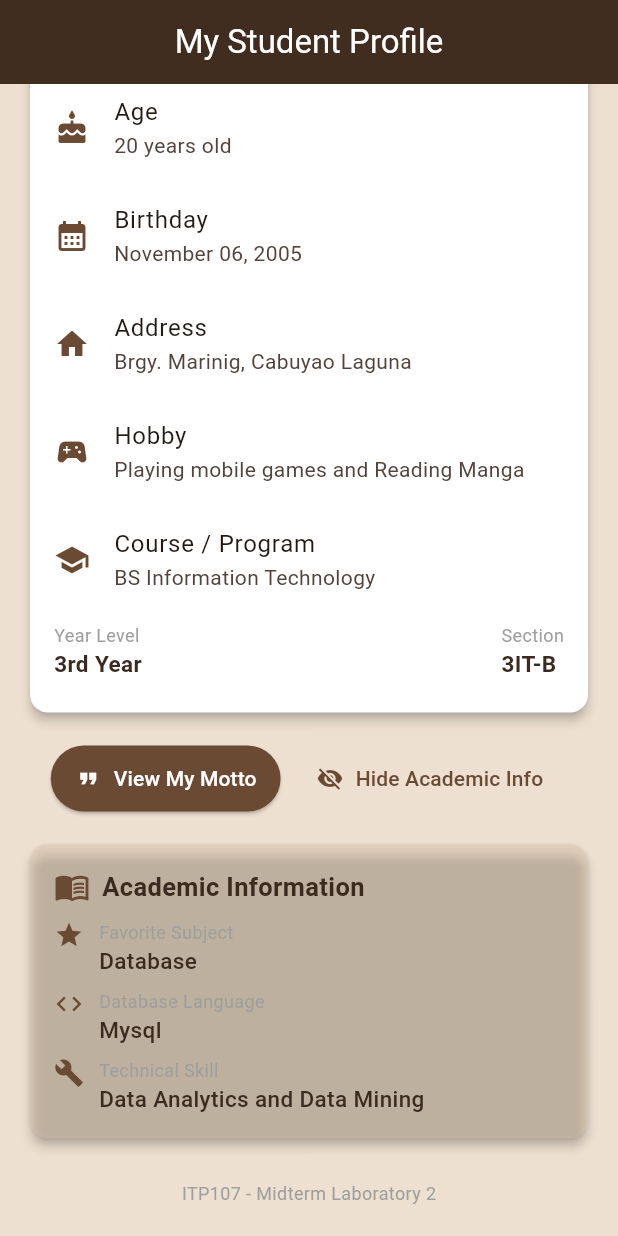
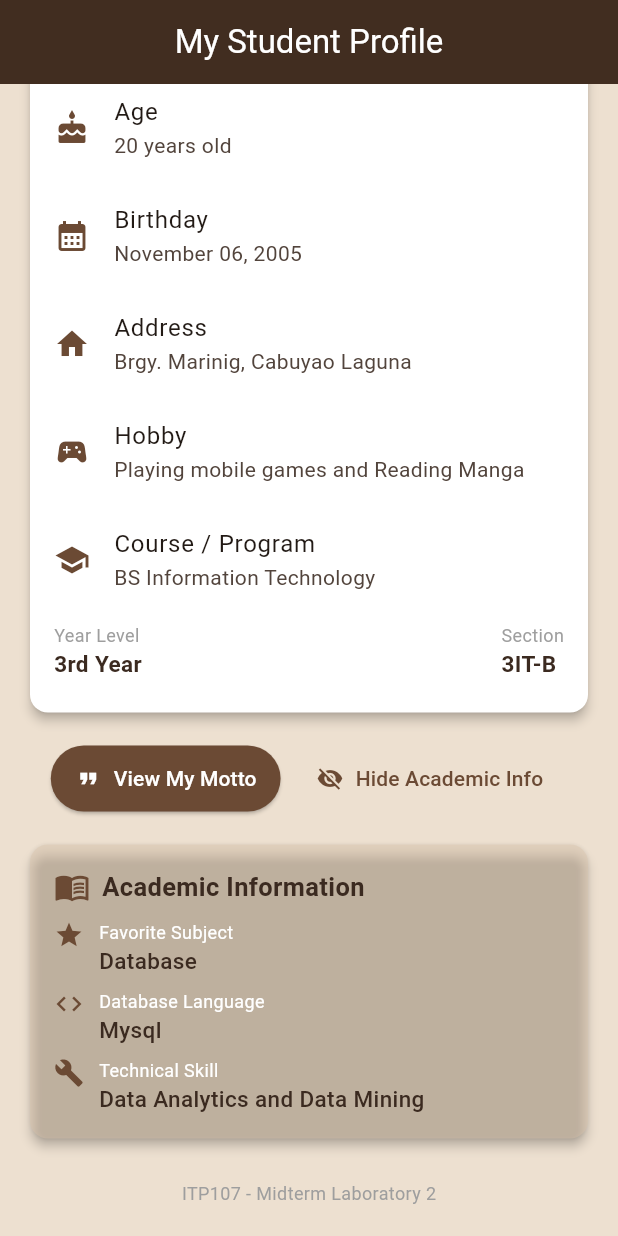
Before and after one commit to TheGon67/midtermlab2_app, a Flutter app: the screen it shows after launch, scrolled down 325 dp, on a phone screen of 412 x 824 dp. Run offline on Flutter 3.47's test engine with Material 3 defaults, Android fonts, the light colour scheme and no system bars.

Commit message:
new pallet

```diff
--- a/lib/main.dart
+++ b/lib/main.dart
@@ -363,11 +363,13 @@ class _AcademicRow extends StatelessWidget {
             children: [
               Text(
                 label,
-                style: const TextStyle(fontSize: 12, color: Colors.grey),
+                style: const TextStyle(
+                    fontSize: 12,
+                    color: Colors.white),
               ),
               Text(
                 value,
-                style: TextStyle(
+                style: const TextStyle(
                     fontSize: 15,
                     fontWeight: FontWeight.w500,
                     color: AppColors.deepBrown),
```
